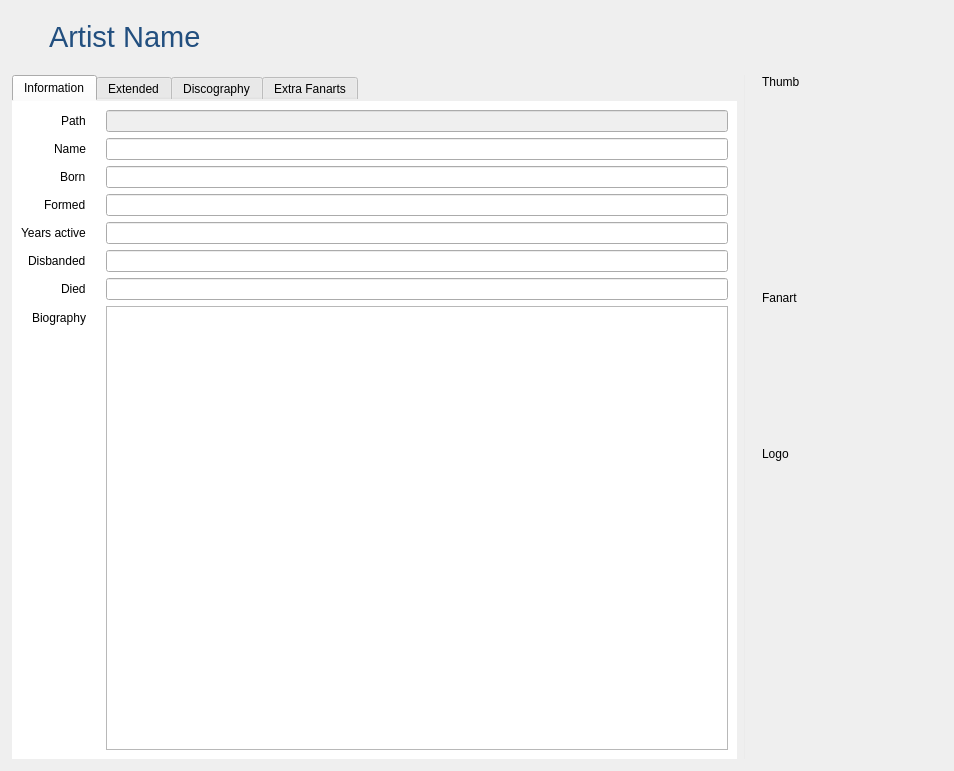
Before: the Qt Designer form music/MusicWidgetArtist.ui in Komet/MediaElch, drawn with Qt 5.
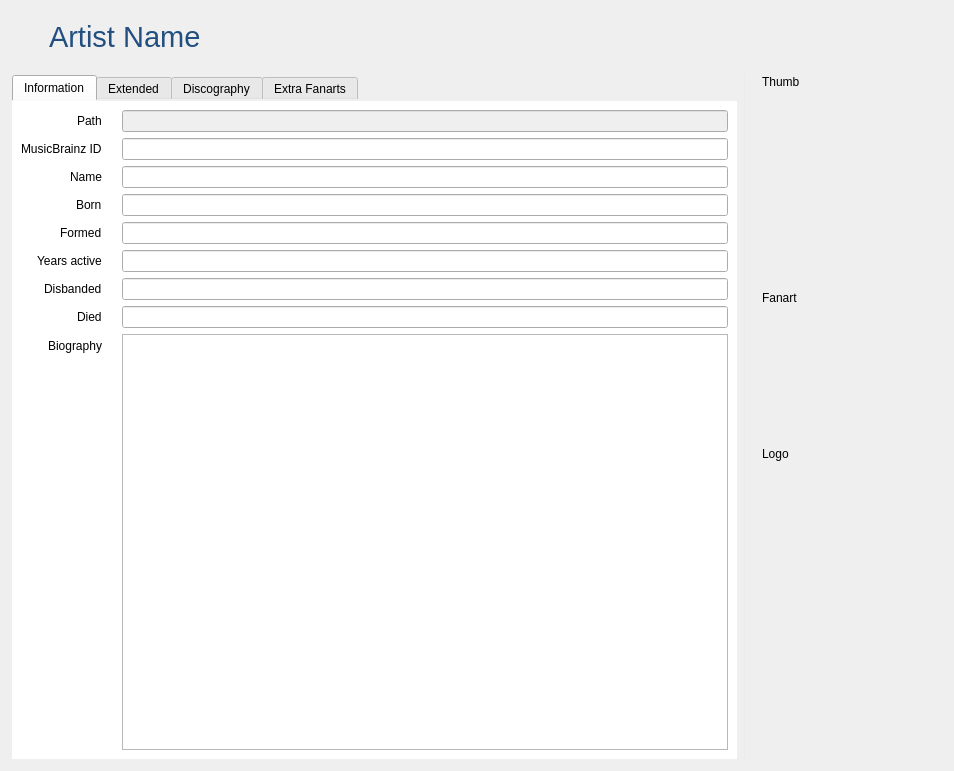
After: the same form once the commit is applied. Icons and pictures are not drawn. Custom widgets are drawn as their Qt base class.

Commit message: Fixes #93 Show IMDB and musicbrainz ID in the GUI

Diff of the .ui file:
```diff
--- a/music/MusicWidgetArtist.ui
+++ b/music/MusicWidgetArtist.ui
@@ -166,100 +166,114 @@
               </property>
              </widget>
             </item>
-            <item row="1" column="1">
+            <item row="2" column="1">
              <widget class="QLineEdit" name="name">
               <property name="item" stdset="0">
                <string notr="true">name</string>
               </property>
              </widget>
             </item>
-            <item row="1" column="0">
+            <item row="2" column="0">
              <widget class="QLabel" name="label_2">
               <property name="text">
                <string>Name</string>
               </property>
              </widget>
             </item>
-            <item row="2" column="1">
+            <item row="3" column="1">
              <widget class="QLineEdit" name="born">
               <property name="item" stdset="0">
                <string notr="true">born</string>
               </property>
              </widget>
             </item>
-            <item row="3" column="1">
+            <item row="4" column="1">
              <widget class="QLineEdit" name="formed">
               <property name="item" stdset="0">
                <string notr="true">formed</string>
               </property>
              </widget>
             </item>
-            <item row="4" column="1">
+            <item row="5" column="1">
              <widget class="QLineEdit" name="yearsActive">
               <property name="item" stdset="0">
                <string notr="true">yearsActive</string>
               </property>
              </widget>
             </item>
-            <item row="2" column="0">
+            <item row="3" column="0">
              <widget class="QLabel" name="label_3">
               <property name="text">
                <string>Born</string>
               </property>
              </widget>
             </item>
-            <item row="3" column="0">
+            <item row="4" column="0">
              <widget class="QLabel" name="label_21">
               <property name="text">
                <string>Formed</string>
               </property>
              </widget>
             </item>
-            <item row="4" column="0">
+            <item row="5" column="0">
              <widget class="QLabel" name="label_6">
               <property name="text">
                <string>Years active</string>
               </property>
              </widget>
             </item>
-            <item row="5" column="0">
+            <item row="6" column="0">
              <widget class="QLabel" name="label_22">
               <property name="text">
                <string>Disbanded</string>
               </property>
              </widget>
             </item>
-            <item row="6" column="0">
+            <item row="7" column="0">
              <widget class="QLabel" name="label_23">
               <property name="text">
                <string>Died</string>
               </property>
              </widget>
             </item>
-            <item row="5" column="1">
+            <item row="6" column="1">
              <widget class="QLineEdit" name="disbanded">
               <property name="item" stdset="0">
                <string notr="true">disbanded</string>
               </property>
              </widget>
             </item>
-            <item row="6" column="1">
+            <item row="7" column="1">
              <widget class="QLineEdit" name="died">
               <property name="item" stdset="0">
                <string notr="true">died</string>
               </property>
              </widget>
             </item>
-            <item row="7" column="0">
+            <item row="8" column="0">
              <widget class="QLabel" name="label_15">
               <property name="text">
                <string>Biography</string>
               </property>
              </widget>
             </item>
-            <item row="7" column="1">
+            <item row="8" column="1">
              <widget class="QTextEdit" name="biography"/>
             </item>
+            <item row="1" column="0">
+             <widget class="QLabel" name="label_4">
+              <property name="text">
+               <string>MusicBrainz ID</string>
+              </property>
+             </widget>
+            </item>
+            <item row="1" column="1">
+             <widget class="QLineEdit" name="musicBrainzId">
+              <property name="item" stdset="0">
+               <string notr="true">mbid</string>
+              </property>
+             </widget>
+            </item>
            </layout>
           </item>
          </layout>
```
The commit also changes 6 other files.
